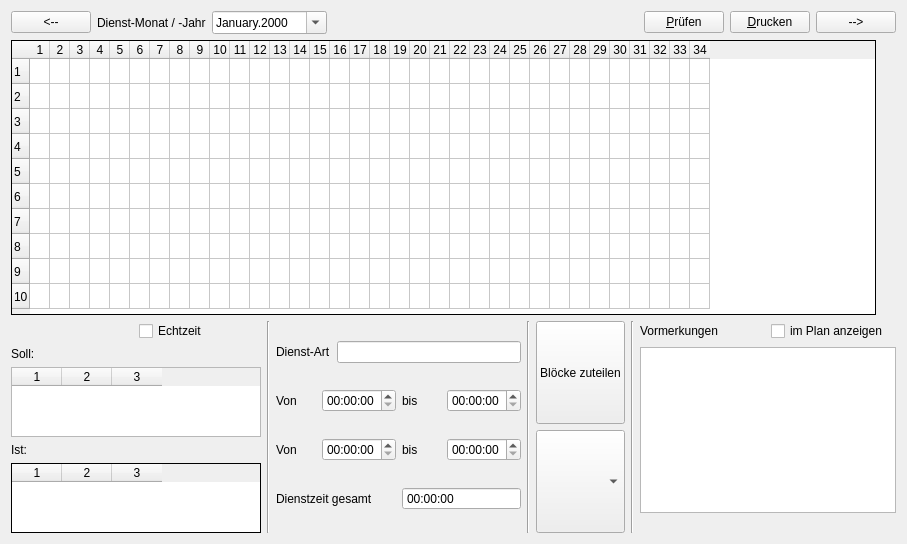
joergpauly/megaroster, file crosterwindow.ui: the form before one commit.
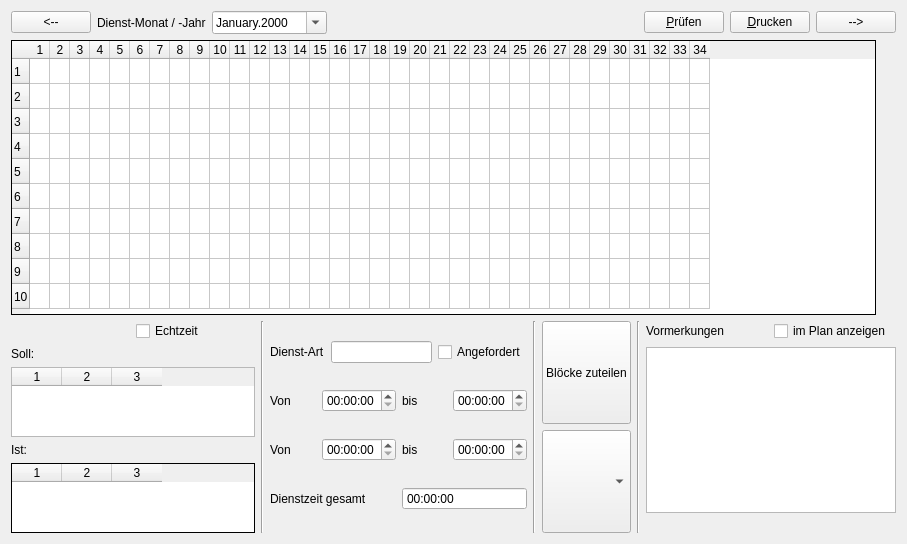
The form after the commit.

Patch:
```diff
--- a/crosterwindow.ui
+++ b/crosterwindow.ui
@@ -364,6 +364,13 @@
            </property>
           </widget>
          </item>
+         <item>
+          <widget class="QCheckBox" name="chkReq">
+           <property name="text">
+            <string>Angefordert</string>
+           </property>
+          </widget>
+         </item>
         </layout>
        </item>
        <item>
```
Left out of the diff: 3 changed lines with no effect on the pictures.
